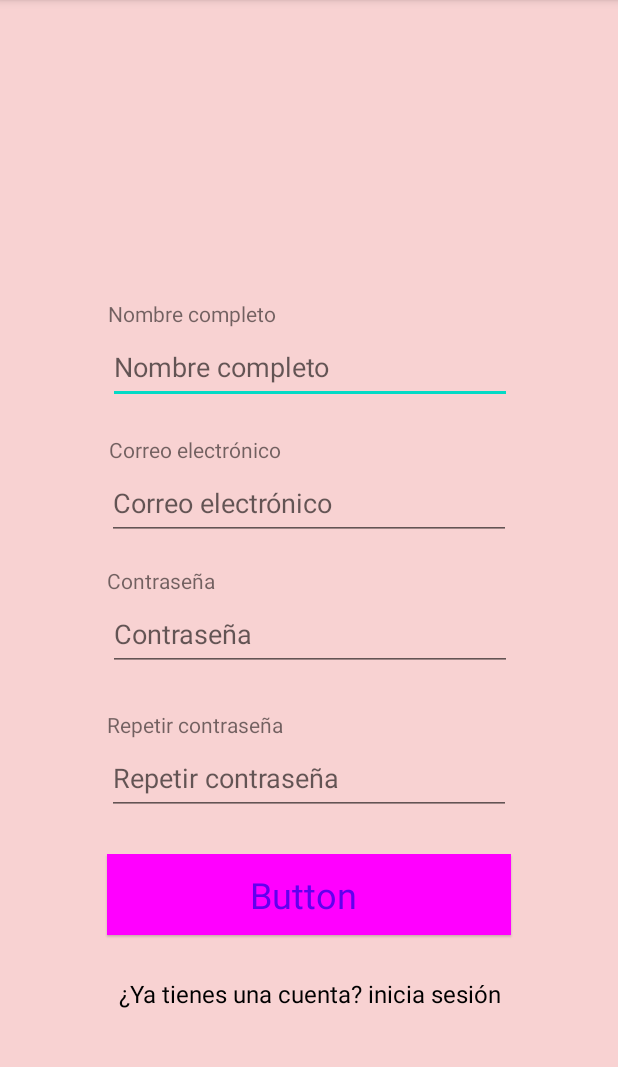
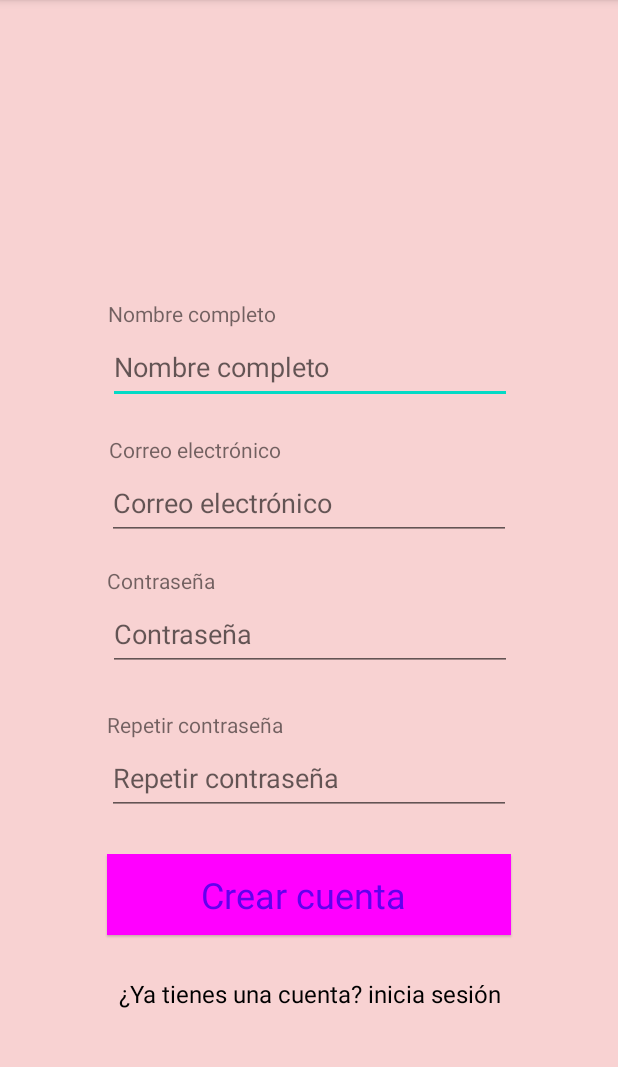
Before and after one commit to siguenza98/CatedraDSM, an Android app: the crearCuenta screen opened directly, with no data from a screen before it, on a phone screen of 412 x 824 dp, the part 84-1151 px from its top. Run offline under Robolectric (Android 15) with nearby library versions, the phone set to English and light mode, and no system bars.

Commit message:
Agregar texto en strings.xml

```diff
--- a/app/src/main/res/layout/activity_crear_cuenta.xml
+++ b/app/src/main/res/layout/activity_crear_cuenta.xml
@@ -64,7 +64,7 @@
         android:id="@+id/textView4"
         android:layout_width="wrap_content"
         android:layout_height="wrap_content"
-        android:text="Repetir contraseña"
+        android:text="@string/repetir_contrasena_crear_cuenta"
         app:layout_constraintBottom_toBottomOf="parent"
         app:layout_constraintEnd_toEndOf="parent"
         app:layout_constraintHorizontal_bias="0.242"
@@ -89,7 +89,7 @@
         android:id="@+id/textView3"
         android:layout_width="wrap_content"
         android:layout_height="wrap_content"
-        android:text="Contraseña"
+        android:text="@string/contrasena_crear_cuenta"
         app:layout_constraintBottom_toBottomOf="parent"
         app:layout_constraintEnd_toEndOf="parent"
         app:layout_constraintHorizontal_bias="0.209"
@@ -101,7 +101,7 @@
         android:id="@+id/textView2"
         android:layout_width="wrap_content"
         android:layout_height="wrap_content"
-        android:text="Nombre completo"
+        android:text="@string/nombre_completo_crear_cuenta"
         app:layout_constraintBottom_toBottomOf="parent"
         app:layout_constraintEnd_toEndOf="parent"
         app:layout_constraintHorizontal_bias="0.241"
@@ -113,7 +113,7 @@
         android:id="@+id/textView"
         android:layout_width="wrap_content"
         android:layout_height="wrap_content"
-        android:text="Correo electrónico"
+        android:text="@string/correo_electronico_crear_cuenta"
         app:layout_constraintBottom_toBottomOf="parent"
         app:layout_constraintEnd_toEndOf="parent"
         app:layout_constraintHorizontal_bias="0.244"
@@ -129,7 +129,7 @@
         android:background="#EDEAEA"
         android:backgroundTint="#F4F4F4"
         android:backgroundTintMode="add"
-        android:text="Button"
+        android:text="@string/btn_crear_cuenta"
         android:textSize="24sp"
         app:layout_constraintBottom_toBottomOf="parent"
         app:layout_constraintEnd_toEndOf="parent"
@@ -139,10 +139,10 @@
         app:layout_constraintVertical_bias="0.797" />
 
     <TextView
-        android:id="@+id/textView5"
+        android:id="@+id/txtIniciaSesion"
         android:layout_width="269dp"
         android:layout_height="33dp"
-        android:text="¿Ya tienes una cuenta? inicia sesión"
+        android:text="@string/txt_inicia_sesion_crear_cuenta"
         android:textAlignment="center"
         android:textColor="#000000"
         android:textSize="16sp"
--- a/app/src/main/res/values/strings.xml
+++ b/app/src/main/res/values/strings.xml
@@ -1,3 +1,9 @@
 <resources>
     <string name="app_name">CatedraDSM</string>
+    <string name="nombre_completo_crear_cuenta">Nombre completo</string>
+    <string name="correo_electronico_crear_cuenta">Correo electrónico</string>
+    <string name="contrasena_crear_cuenta">Contraseña</string>
+    <string name="repetir_contrasena_crear_cuenta">Repetir contraseña</string>
+    <string name="btn_crear_cuenta">Crear cuenta</string>
+    <string name="txt_inicia_sesion_crear_cuenta">¿Ya tienes una cuenta? inicia sesión</string>
 </resources>
```
